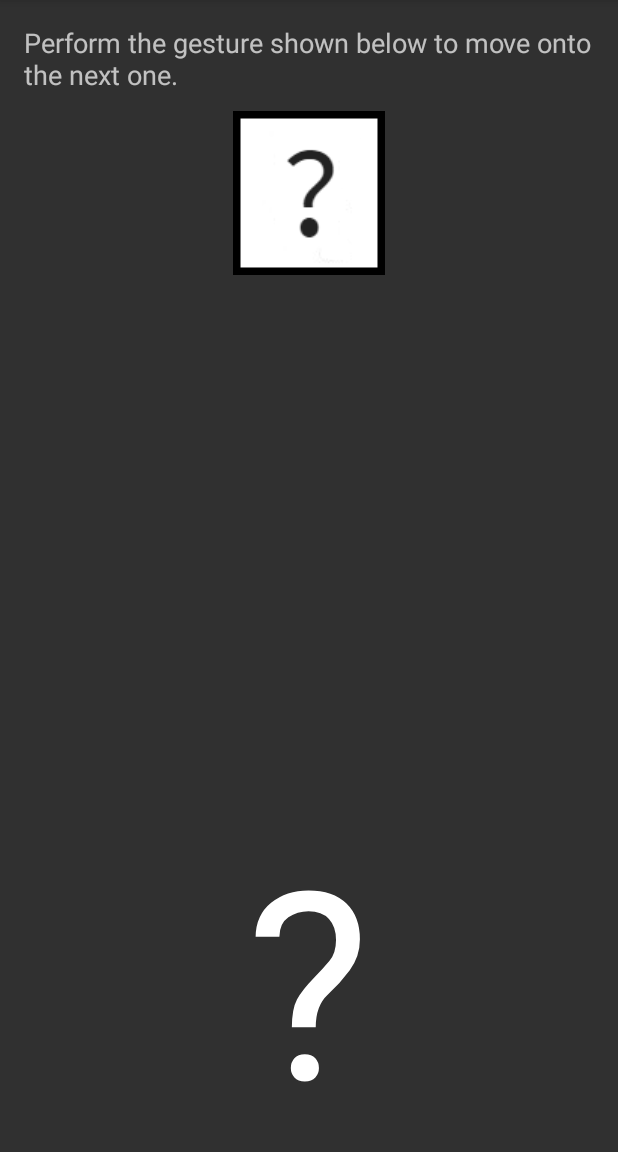
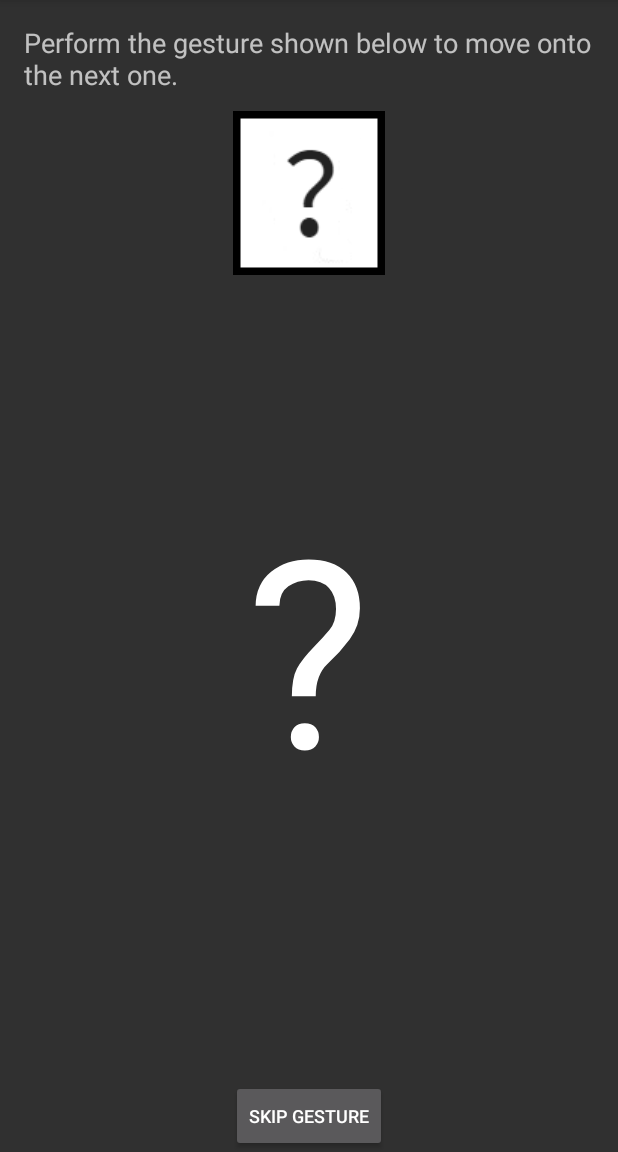
Before and after one commit to jbalog/SLIG, an Android app: the fragment FragmentLearning shown on its own in the app's theme, on a phone screen of 412 x 824 dp, the part 84-1236 px from its top. Run offline under Robolectric (Android 15) with nearby library versions, the phone set to English and light mode, and no system bars.

Commit message:
Added a Skip Gesture button to learning mode.

```diff
--- a/app/src/main/java/group24/SLIG/MainActivity.java
+++ b/app/src/main/java/group24/SLIG/MainActivity.java
@@ -52,18 +52,22 @@ public class MainActivity extends FragmentActivity implements OnTabChangeListene
     private Toolbar mSupportActionBar;
     private Intent bluetoothIntent;
 
-    private String gestureArray = " ";
-    final Random rnd = new Random();
-    private int r = rnd.nextInt(5);
-    private int mImageIndex = 0;
-    private int mLetterIndex = 0;
-    private float mScaleFactor = (float) 3;
+    public int[] getImageArray() {
+        return mImageArray;
+    }
 
     int[] mImageArray = {drawable.img_0, drawable.img_1, drawable.img_2, drawable.img_3, drawable.img_4, drawable.img_5, drawable.img_6,
             drawable.img_7, drawable.img_8, drawable.img_9, drawable.img_10, drawable.img_11, drawable.img_12, drawable.img_13, drawable.img_14,
             drawable.img_15, drawable.img_16, drawable.img_17, drawable.img_18, drawable.img_19, drawable.img_20, drawable.img_21, drawable.img_22,
             drawable.img_23, drawable.img_24, drawable.img_25};
     String[] mLetterArray = {"A", "B", "C", "D", "E", "F", "G", "H", "I", "J", "K", "L", "M", "N", "O", "P", "Q", "R", "S", "T", "U", "V", "W", "X", "Y", "Z"};
+
+    private String gestureArray = " ";
+    final Random rnd = new Random();
+    private int r = rnd.nextInt(mImageArray.length);
+    private int mImageIndex = 0;
+    private int mLetterIndex = 0;
+    private float mScaleFactor = (float) 3;
 
     public void onDestroy() {
         super.onDestroy();
--- a/app/src/main/java/group24/SLIG/tabs/FragmentLearning.java
+++ b/app/src/main/java/group24/SLIG/tabs/FragmentLearning.java
@@ -10,13 +10,24 @@ import android.support.v4.app.Fragment;
 import android.view.LayoutInflater;
 import android.view.View;
 import android.view.ViewGroup;
+import android.widget.Button;
 import android.widget.ImageView;
+import android.widget.TextView;
+
+import java.util.Random;
 
 import group24.SLIG.MainActivity;
 import group24.SLIG.R;
 
 public class FragmentLearning extends Fragment{
     private static View mView;
+    private Button mSkipButton;
+    int[] mImageArray = {R.drawable.img_0, R.drawable.img_1, R.drawable.img_2, R.drawable.img_3, R.drawable.img_4, R.drawable.img_5, R.drawable.img_6,
+            R.drawable.img_7, R.drawable.img_8, R.drawable.img_9, R.drawable.img_10, R.drawable.img_11, R.drawable.img_12, R.drawable.img_13, R.drawable.img_14,
+            R.drawable.img_15, R.drawable.img_16, R.drawable.img_17, R.drawable.img_18, R.drawable.img_19, R.drawable.img_20, R.drawable.img_21, R.drawable.img_22,
+            R.drawable.img_23, R.drawable.img_24, R.drawable.img_25};
+    final Random rnd = new Random();
+    private int r = rnd.nextInt(mImageArray.length);
 
     public static final FragmentLearning newInstance(String sampleText) {
         FragmentLearning f = new FragmentLearning();
@@ -36,10 +47,17 @@ public class FragmentLearning extends Fragment{
         ImageView gestureImage = (ImageView) mView.findViewById(R.id.imgViewLearningGesture);
         gestureImage.setImageDrawable(getResources().getDrawable(R.drawable.question_mark));
 
-        // Sample code
-//        String sampleText = getArguments().getString("bString");
-//        TextView txtSampleText = (TextView) mView.findViewById(R.id.txtViewLibrary);
-//        txtSampleText.setText(sampleText);
+        mSkipButton = (Button) mView.findViewById(R.id.buttonSkipGesture);
+        mSkipButton.setOnClickListener(
+                new View.OnClickListener() {
+                    @Override
+                    public void onClick(View v) {
+                        r = rnd.nextInt(mImageArray.length);
+                        ImageView mGestureImage = (ImageView) mView.findViewById(R.id.imgViewLearningGesture);
+                        mGestureImage.setImageDrawable(getResources().getDrawable(mImageArray[r]));
+                    }
+                }
+        );
 
         return mView;
     }
--- a/app/src/main/res/layout/fragment_learning.xml
+++ b/app/src/main/res/layout/fragment_learning.xml
@@ -28,14 +28,15 @@
         android:layout_alignParentRight="true"
         android:foregroundGravity="top"
         />
-<LinearLayout
+
+    <LinearLayout
     android:layout_width="match_parent"
     android:layout_height="match_parent"
     android:paddingTop="@dimen/activity_vertical_margin"
     android:gravity="center"
     android:foregroundGravity="bottom">
 
-    <TextView
+        <TextView
         android:id="@+id/txtViewLearningMode"
         android:layout_width="wrap_content"
         android:layout_height="wrap_content"
@@ -43,9 +44,22 @@
         android:textAppearance="?android:attr/textAppearanceLarge"
         android:text="@string/default_gesture"
         android:textSize="175sp"
-        android:layout_gravity="bottom"
-        />
-</LinearLayout>
+        android:gravity="center_horizontal"/>
+
+    </LinearLayout>
+
+    <Button
+        android:id="@+id/buttonSkipGesture"
+        android:layout_width="wrap_content"
+        android:layout_height="wrap_content"
+        android:paddingBottom="@dimen/activity_vertical_margin"
+        android:text="Skip Gesture"
+        android:textSize="12dp"
+        android:gravity="center_horizontal|bottom"
+        android:layout_alignParentBottom="true"
+        android:layout_centerHorizontal="true"
+        android:textAlignment="center"
+        android:layout_gravity="center_horizontal|bottom"/>
 
 </RelativeLayout>
 
```
